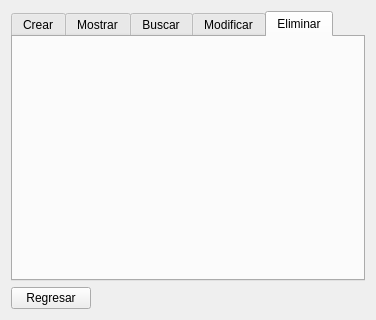
Old version of the form Proyecto/menudisponibilidad.ui in the repository alexVillasenor/SEDDII.
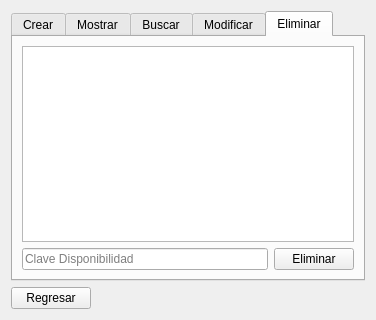
New version of the form. The open tabs and pages were chosen to show the change.

Commit message: Eliminar listo

```diff
--- a/Proyecto/menudisponibilidad.ui
+++ b/Proyecto/menudisponibilidad.ui
@@ -158,6 +158,28 @@
       <attribute name="title">
        <string>Eliminar</string>
       </attribute>
+      <layout class="QGridLayout" name="gridLayout_5">
+       <item row="0" column="0" colspan="2">
+        <widget class="QTextBrowser" name="textBrowser_3"/>
+       </item>
+       <item row="1" column="0">
+        <widget class="QLineEdit" name="lineEdit_2">
+         <property name="placeholderText">
+          <string>Clave Disponibilidad</string>
+         </property>
+        </widget>
+       </item>
+       <item row="1" column="1">
+        <widget class="QPushButton" name="pushButton_5">
+         <property name="text">
+          <string>Eliminar</string>
+         </property>
+         <property name="autoDefault">
+          <bool>true</bool>
+         </property>
+        </widget>
+       </item>
+      </layout>
      </widget>
     </widget>
    </item>
```
Left out of the diff: 2 changed lines with no effect on the pictures. The commit also changes 8 other files.
